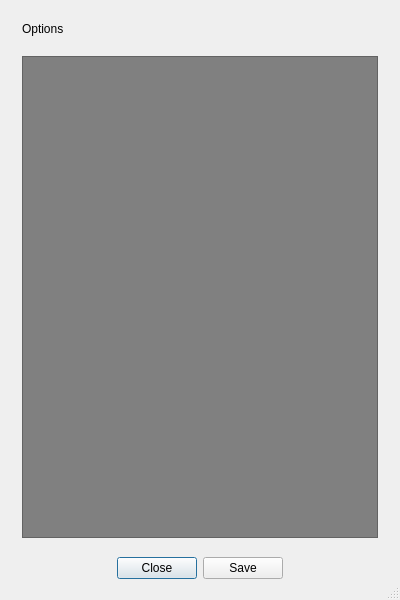
The window that options.ui (mikaelsundell/jobman) describes before a commit, drawn with Qt 5.
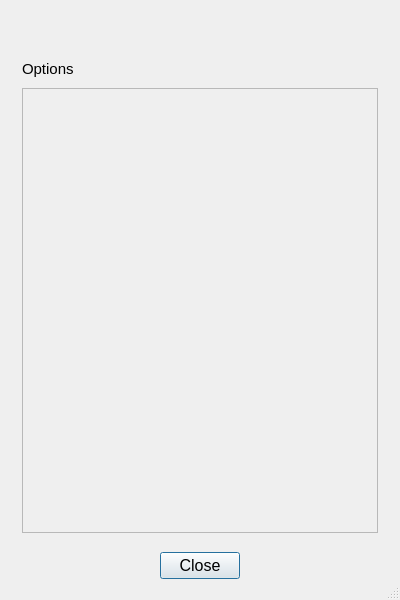
The same window after the commit.

Commit message: Improved suppport for options and save in settings Improved presets now using uuids Improved preferences Updated stylesheets

```diff
--- a/options.ui
+++ b/options.ui
@@ -72,9 +72,15 @@
        <number>10</number>
       </property>
       <item>
-       <widget class="QLabel" name="label">
+       <widget class="QLabel" name="name">
+        <property name="font">
+         <font>
+          <pointsize>12</pointsize>
+          <bold>true</bold>
+         </font>
+        </property>
         <property name="text">
-         <string>Options</string>
+         <string/>
         </property>
        </widget>
       </item>
@@ -100,9 +106,21 @@
        <number>10</number>
       </property>
       <item>
-       <widget class="QScrollArea" name="scrollArea">
+       <widget class="QLabel" name="label">
+        <property name="font">
+         <font>
+          <pointsize>11</pointsize>
+         </font>
+        </property>
+        <property name="text">
+         <string>Options</string>
+        </property>
+       </widget>
+      </item>
+      <item>
+       <widget class="QScrollArea" name="scrollarea">
         <property name="styleSheet">
-         <string notr="true">background: gray;</string>
+         <string notr="true"/>
         </property>
         <property name="widgetResizable">
          <bool>true</bool>
@@ -113,7 +131,7 @@
            <x>0</x>
            <y>0</y>
            <width>354</width>
-           <height>474</height>
+           <height>452</height>
           </rect>
          </property>
         </widget>
@@ -146,6 +164,11 @@
       </item>
       <item>
        <widget class="QPushButton" name="close">
+        <property name="font">
+         <font>
+          <pointsize>12</pointsize>
+         </font>
+        </property>
         <property name="toolTip">
          <string>Close</string>
         </property>
@@ -154,13 +177,6 @@
         </property>
        </widget>
       </item>
-      <item>
-       <widget class="QPushButton" name="pushButton">
-        <property name="text">
-         <string>Save</string>
-        </property>
-       </widget>
-      </item>
       <item>
        <spacer name="horizontalSpacer">
         <property name="orientation">
```
The commit also changes 18 other files.
